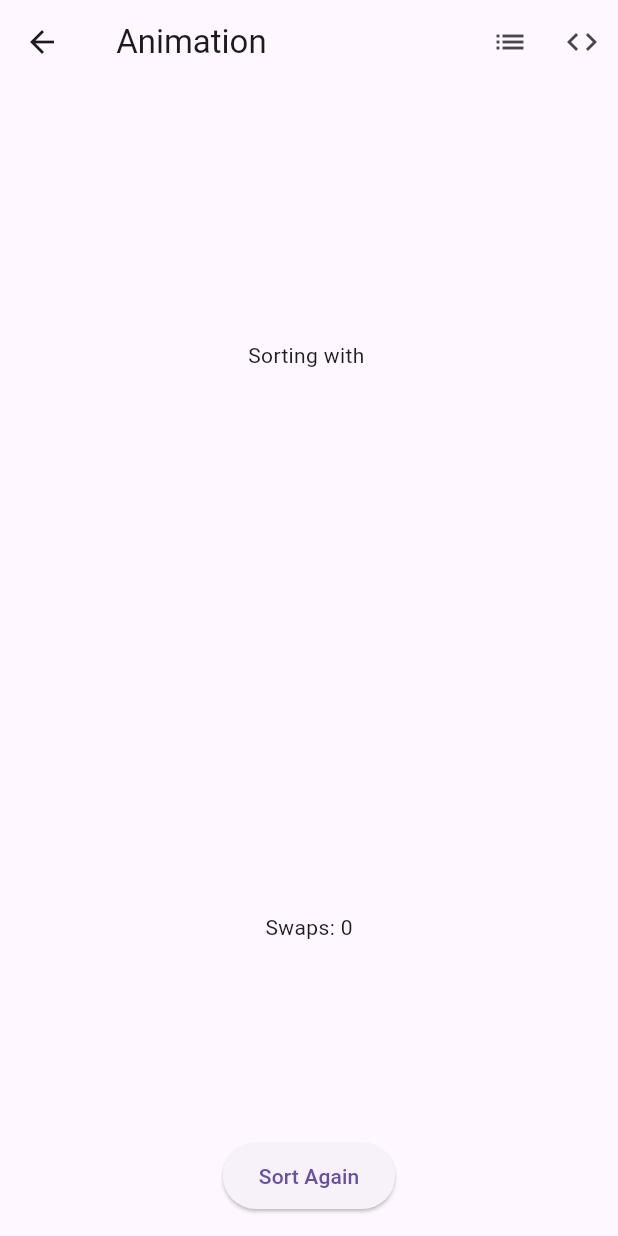
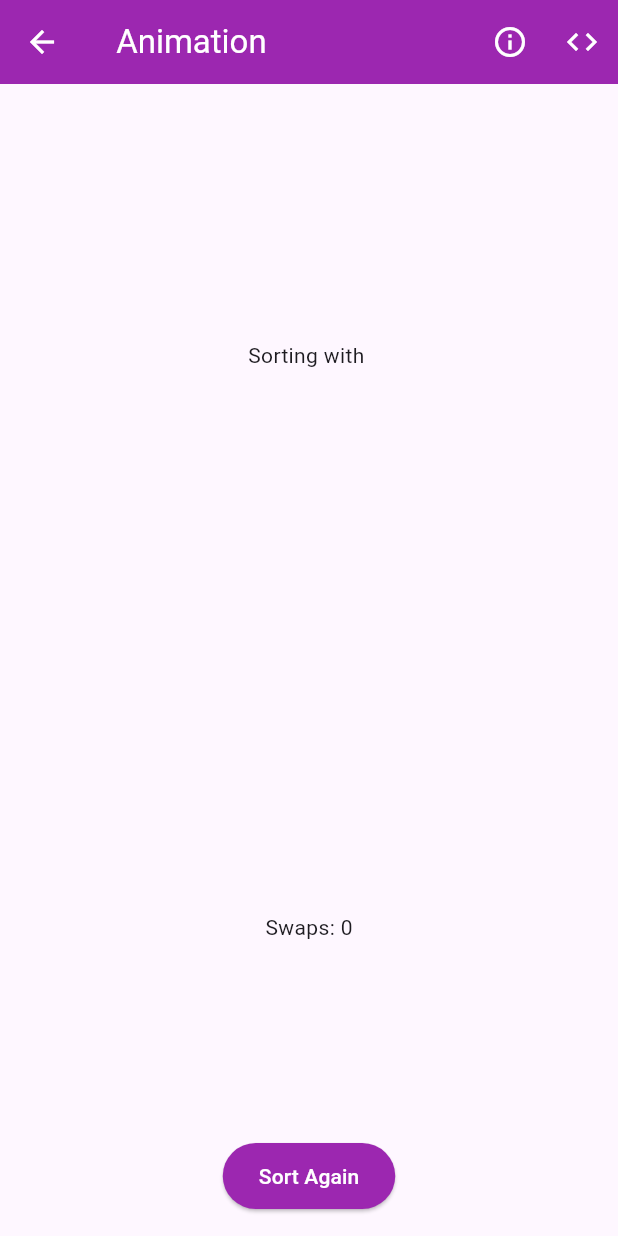
Before and after one commit to TMadhan2004/Algorithm-simulator, a Flutter app: the SortingAnimationPage screen opened directly with empty values, on a phone screen of 412 x 824 dp. Run offline on Flutter 3.47's test engine with Material 3 defaults, Android fonts, the phone set to English and light mode, and no system bars; our stand-ins replace syncfusion_flutter_charts, video_player.

Commit message:
Update sorting_animation_page.dart

```diff
--- a/lib/sorting/sorting_animation_page.dart
+++ b/lib/sorting/sorting_animation_page.dart
@@ -565,6 +565,8 @@ class _SortingAnimationPageState extends State<SortingAnimationPage> {
     return Scaffold(
       appBar: AppBar(
         title: Text('${widget.algorithm} Animation'),
+        backgroundColor: Colors.purple,
+        foregroundColor: Colors.white,
         actions: [
           IconButton(
             onPressed: () {
@@ -577,7 +579,7 @@ class _SortingAnimationPageState extends State<SortingAnimationPage> {
                 ),
               );
             },
-            icon: Icon(Icons.list),
+            icon: Icon(Icons.info_outline),
           ),
           IconButton(
             onPressed: () {
@@ -729,6 +731,8 @@ class _SortingAnimationPageState extends State<SortingAnimationPage> {
               child: Text('Sort Again'),
               style: ElevatedButton.styleFrom(
                 padding: EdgeInsets.symmetric(horizontal: 24, vertical: 12),
+                backgroundColor: Colors.purple,
+                foregroundColor: Colors.white,
               ),
             ),
             SizedBox(height: 16),
```
